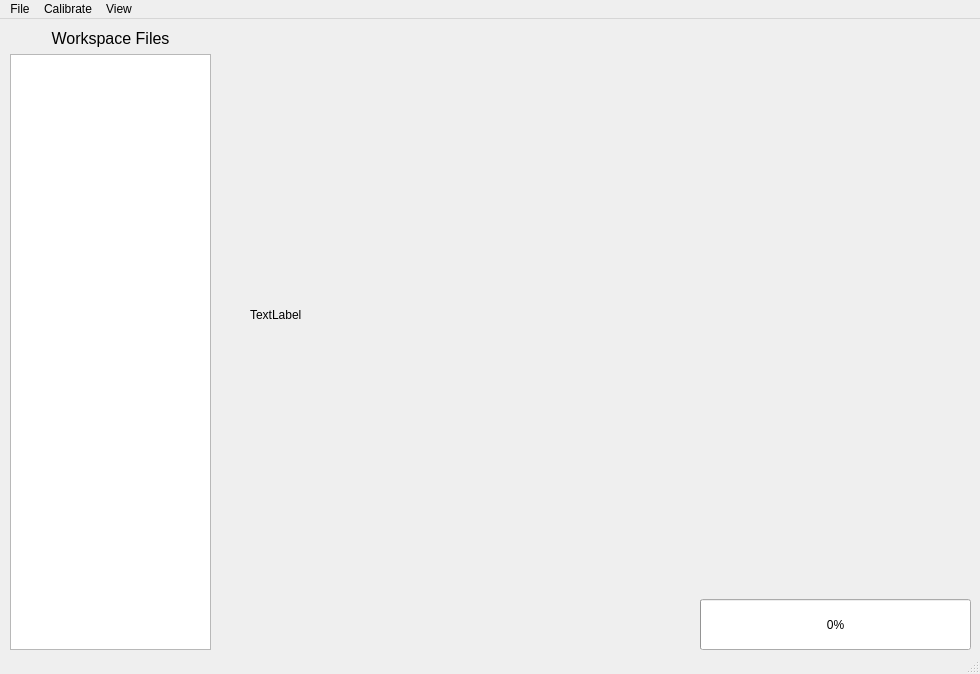
Before: the Qt Designer form gui/form.ui in IccedLemonTea/SeniorProject, drawn with Qt 5.
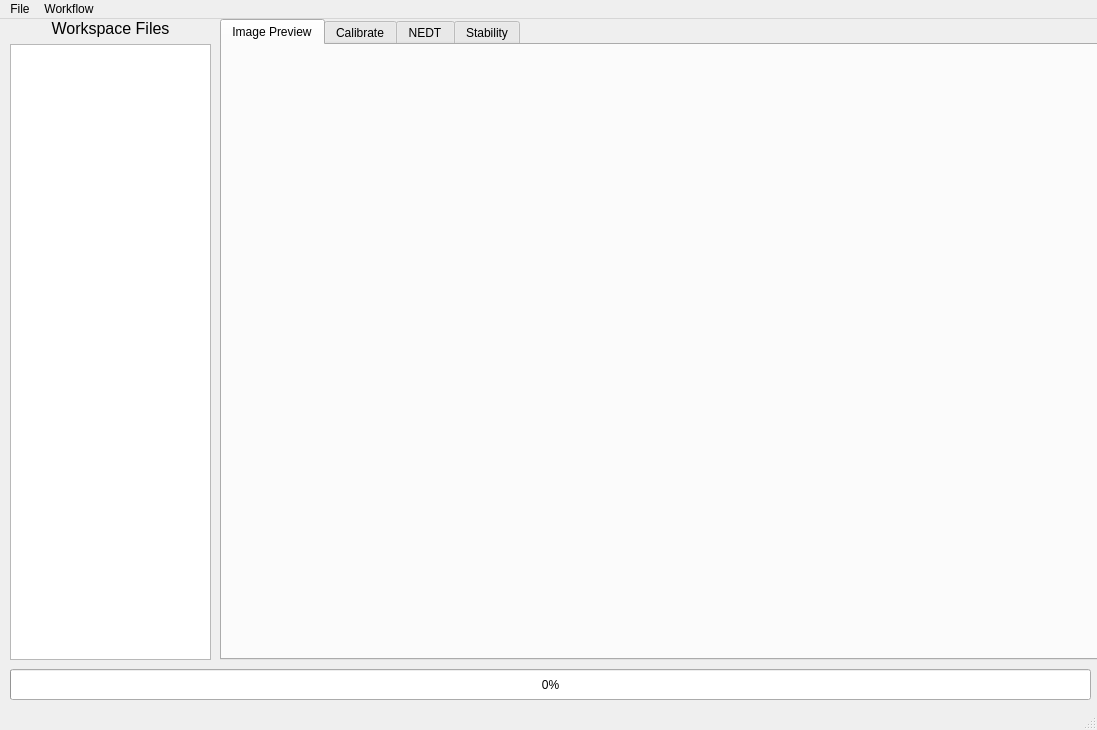
After: the same form once the commit is applied.

Commit message: updated to have tabs

Diff of the .ui file:
```diff
--- a/gui/form.ui
+++ b/gui/form.ui
@@ -6,8 +6,8 @@
    <rect>
     <x>0</x>
     <y>0</y>
-    <width>980</width>
-    <height>674</height>
+    <width>1097</width>
+    <height>730</height>
    </rect>
   </property>
   <property name="windowTitle">
@@ -17,10 +17,10 @@
    <widget class="QProgressBar" name="progressBar">
     <property name="geometry">
      <rect>
-      <x>700</x>
-      <y>580</y>
-      <width>271</width>
-      <height>51</height>
+      <x>10</x>
+      <y>650</y>
+      <width>1081</width>
+      <height>31</height>
      </rect>
     </property>
     <property name="value">
@@ -34,9 +34,9 @@
     <property name="geometry">
      <rect>
       <x>10</x>
-      <y>10</y>
+      <y>0</y>
       <width>201</width>
-      <height>621</height>
+      <height>641</height>
      </rect>
     </property>
     <layout class="QVBoxLayout" name="verticalLayout">
@@ -66,18 +66,80 @@
      </item>
     </layout>
    </widget>
-   <widget class="QLabel" name="imagelabel">
+   <widget class="QTabWidget" name="tabWidget">
+    <property name="enabled">
+     <bool>true</bool>
+    </property>
     <property name="geometry">
      <rect>
-      <x>250</x>
-      <y>20</y>
-      <width>711</width>
-      <height>551</height>
+      <x>220</x>
+      <y>0</y>
+      <width>881</width>
+      <height>641</height>
      </rect>
     </property>
-    <property name="text">
-     <string>TextLabel</string>
+    <property name="currentIndex">
+     <number>0</number>
     </property>
+    <widget class="QWidget" name="imageTab">
+     <property name="enabled">
+      <bool>true</bool>
+     </property>
+     <attribute name="title">
+      <string>Image Preview</string>
+     </attribute>
+     <widget class="QWidget" name="verticalLayoutWidget">
+      <property name="geometry">
+       <rect>
+        <x>-1</x>
+        <y>-1</y>
+        <width>871</width>
+        <height>611</height>
+       </rect>
+      </property>
+      <layout class="QVBoxLayout" name="imageTabLayout"/>
+     </widget>
+     <widget class="QLabel" name="imagelabel">
+      <property name="geometry">
+       <rect>
+        <x>10</x>
+        <y>10</y>
+        <width>861</width>
+        <height>581</height>
+       </rect>
+      </property>
+      <property name="text">
+       <string/>
+      </property>
+      <property name="alignment">
+       <set>Qt::AlignCenter</set>
+      </property>
+     </widget>
+    </widget>
+    <widget class="QWidget" name="calTab">
+     <property name="enabled">
+      <bool>true</bool>
+     </property>
+     <attribute name="title">
+      <string>Calibrate</string>
+     </attribute>
+    </widget>
+    <widget class="QWidget" name="nedtTab">
+     <property name="enabled">
+      <bool>true</bool>
+     </property>
+     <attribute name="title">
+      <string>NEDT</string>
+     </attribute>
+    </widget>
+    <widget class="QWidget" name="stabilityTab">
+     <property name="enabled">
+      <bool>true</bool>
+     </property>
+     <attribute name="title">
+      <string>Stability</string>
+     </attribute>
+    </widget>
    </widget>
   </widget>
   <widget class="QStatusBar" name="statusbar"/>
@@ -86,7 +148,7 @@
     <rect>
      <x>0</x>
      <y>0</y>
-     <width>980</width>
+     <width>1097</width>
      <height>19</height>
     </rect>
    </property>
@@ -95,24 +157,16 @@
      <string>File</string>
     </property>
     <addaction name="actionOpenImage"/>
+    <addaction name="actionOpenOther"/>
+   </widget>
+   <widget class="QMenu" name="menuWorkflow">
+    <property name="title">
+     <string>Workflow</string>
+    </property>
     <addaction name="actionOpenBBDirectory"/>
-    <addaction name="actionOpen_Other"/>
-   </widget>
-   <widget class="QMenu" name="menuEdit">
-    <property name="title">
-     <string>Calibrate</string>
-    </property>
-    <addaction name="actionChooseCalibration"/>
-   </widget>
-   <widget class="QMenu" name="menuView">
-    <property name="title">
-     <string>View</string>
-    </property>
-    <addaction name="actionView_Selected_Image"/>
    </widget>
    <addaction name="menuFile"/>
-   <addaction name="menuEdit"/>
-   <addaction name="menuView"/>
+   <addaction name="menuWorkflow"/>
   </widget>
   <action name="actionOpenImage">
    <property name="text">
```
Left out of the diff: 10 changed lines with no effect on the pictures. The commit also changes 2 other files.
